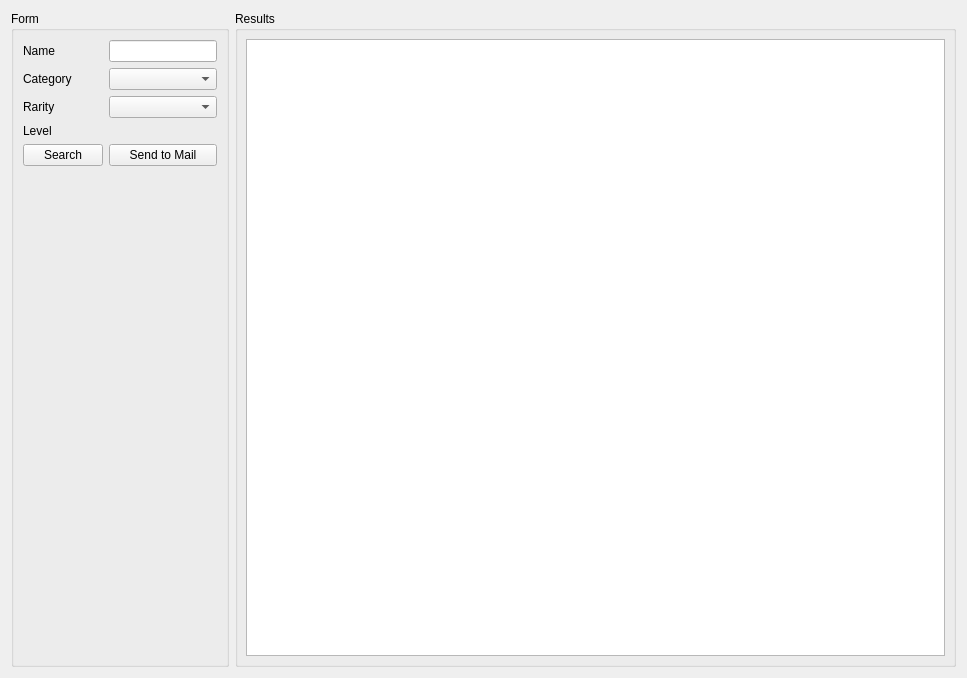
Above: ui/components/stackable_search/stackable_search.ui from evrins/dnf-gm-tool before the change. Below: the same form after it.
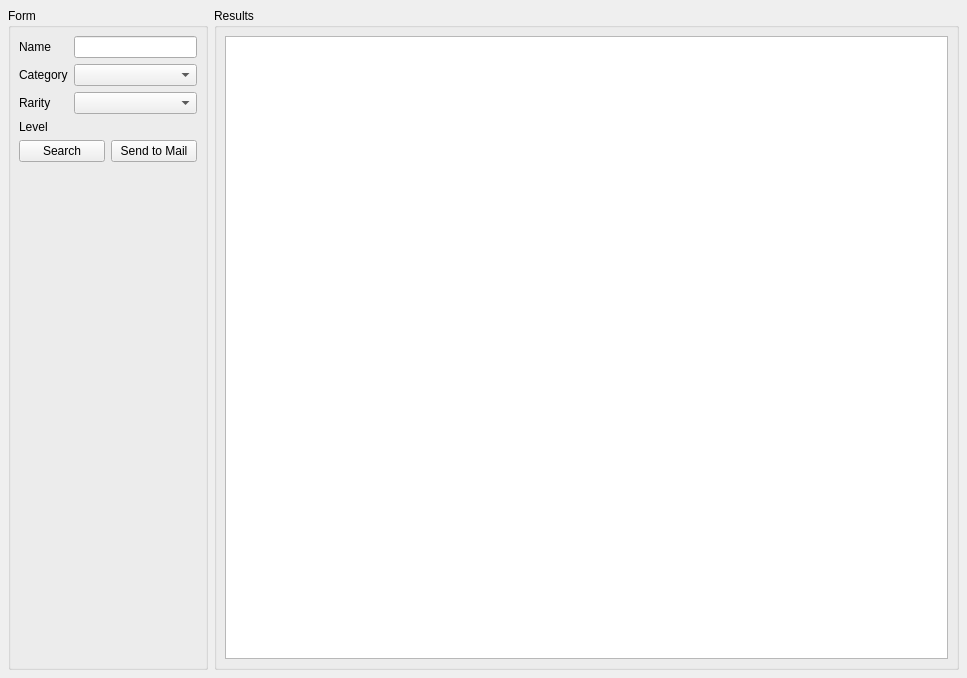
That is the form after the change. Custom widgets are drawn as their Qt base class.

Commit message: feat: set search form width

Diff of the .ui file:
```diff
--- a/ui/components/stackable_search/stackable_search.ui
+++ b/ui/components/stackable_search/stackable_search.ui
@@ -14,6 +14,18 @@
    <string>Form</string>
   </property>
   <layout class="QHBoxLayout" name="horizontalLayout">
+   <property name="leftMargin">
+    <number>8</number>
+   </property>
+   <property name="topMargin">
+    <number>8</number>
+   </property>
+   <property name="rightMargin">
+    <number>8</number>
+   </property>
+   <property name="bottomMargin">
+    <number>8</number>
+   </property>
    <item>
     <widget class="QGroupBox" name="form_group">
      <property name="sizePolicy">
@@ -22,6 +34,18 @@
        <verstretch>0</verstretch>
       </sizepolicy>
      </property>
+     <property name="minimumSize">
+      <size>
+       <width>200</width>
+       <height>0</height>
+      </size>
+     </property>
+     <property name="maximumSize">
+      <size>
+       <width>200</width>
+       <height>16777215</height>
+      </size>
+     </property>
      <property name="baseSize">
       <size>
        <width>240</width>
@@ -32,6 +56,18 @@
       <string>Form</string>
      </property>
      <layout class="QFormLayout" name="formLayout">
+      <property name="leftMargin">
+       <number>8</number>
+      </property>
+      <property name="topMargin">
+       <number>8</number>
+      </property>
+      <property name="rightMargin">
+       <number>8</number>
+      </property>
+      <property name="bottomMargin">
+       <number>8</number>
+      </property>
       <item row="0" column="0">
        <widget class="QLabel" name="name_label">
         <property name="text">
@@ -79,18 +115,36 @@
         </property>
        </widget>
       </item>
-      <item row="4" column="0">
+      <item row="4" column="0" colspan="2">
+       <widget class="QWidget" name="widget" native="true">
+        <layout class="QHBoxLayout" name="horizontalLayout_2">
+         <property name="leftMargin">
+          <number>0</number>
+         </property>
+         <property name="topMargin">
+          <number>0</number>
+         </property>
+         <property name="rightMargin">
+          <number>0</number>
+         </property>
+         <property name="bottomMargin">
+          <number>0</number>
+         </property>
+         <item>
        <widget class="QPushButton" name="search_btn">
         <property name="text">
          <string>Search</string>
         </property>
        </widget>
       </item>
-      <item row="4" column="1">
+         <item>
        <widget class="QPushButton" name="submit_btn">
         <property name="text">
          <string>Send to Mail</string>
         </property>
+          </widget>
+         </item>
+        </layout>
        </widget>
       </item>
      </layout>
```
Lines whose indentation alone changed are shown as unchanged. The commit also changes 3 other files.
